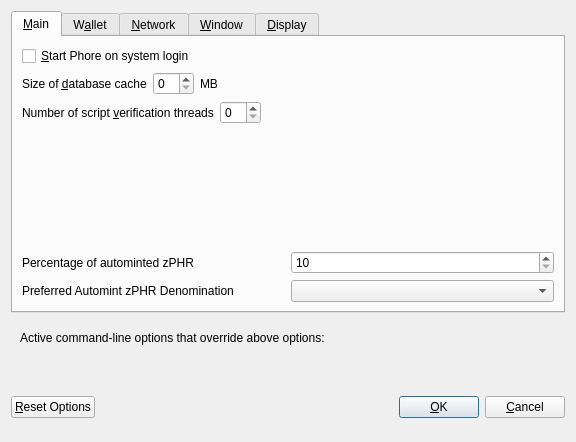
Old version of the form src/qt/forms/optionsdialog.ui in the repository curiumofficial/curium.
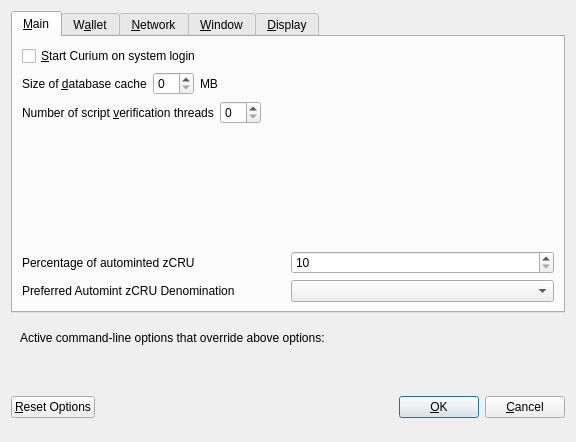
New version of the form. Custom widgets are drawn as their Qt base class.

Patch:
```diff
--- a/src/qt/forms/optionsdialog.ui
+++ b/src/qt/forms/optionsdialog.ui
@@ -33,7 +33,7 @@
           <string>Automatically start Phore after logging in to the system.</string>
          </property>
          <property name="text">
-          <string>&amp;Start Phore on system login</string>
+          <string>&amp;Start Curium on system login</string>
          </property>
         </widget>
        </item>
@@ -138,7 +138,7 @@
             <string>Percentage of incoming PHR which get automatically converted to zPHR via Zerocoin Protocol (min: 10%)</string>
            </property>
            <property name="text">
-            <string>Percentage of autominted zPHR</string>
+            <string>Percentage of autominted zCRU</string>
            </property>
           </widget>
          </item>
@@ -171,7 +171,7 @@
             <string>Wait with automatic conversion to Zerocoin until enough PHR for this denomination is available</string>
            </property>
            <property name="text">
-            <string>Preferred Automint zPHR Denomination</string>
+            <string>Preferred Automint zCRU Denomination</string>
            </property>
           </widget>
          </item>
```
Left out of the diff: 16 changed lines with no effect on the pictures.
